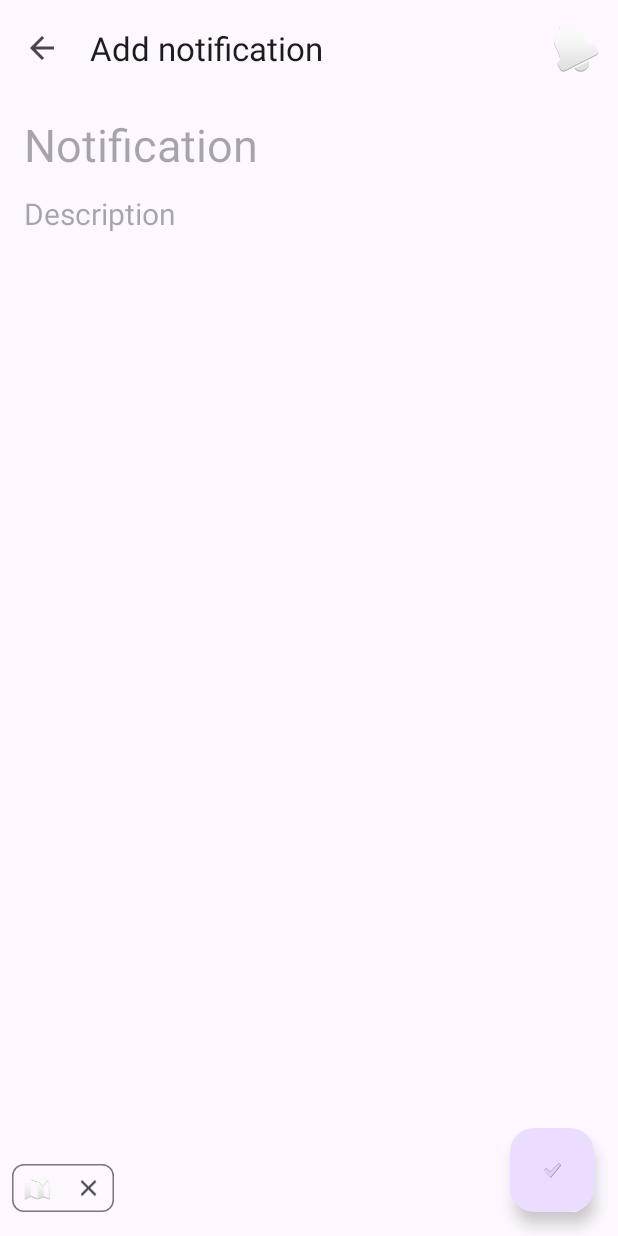
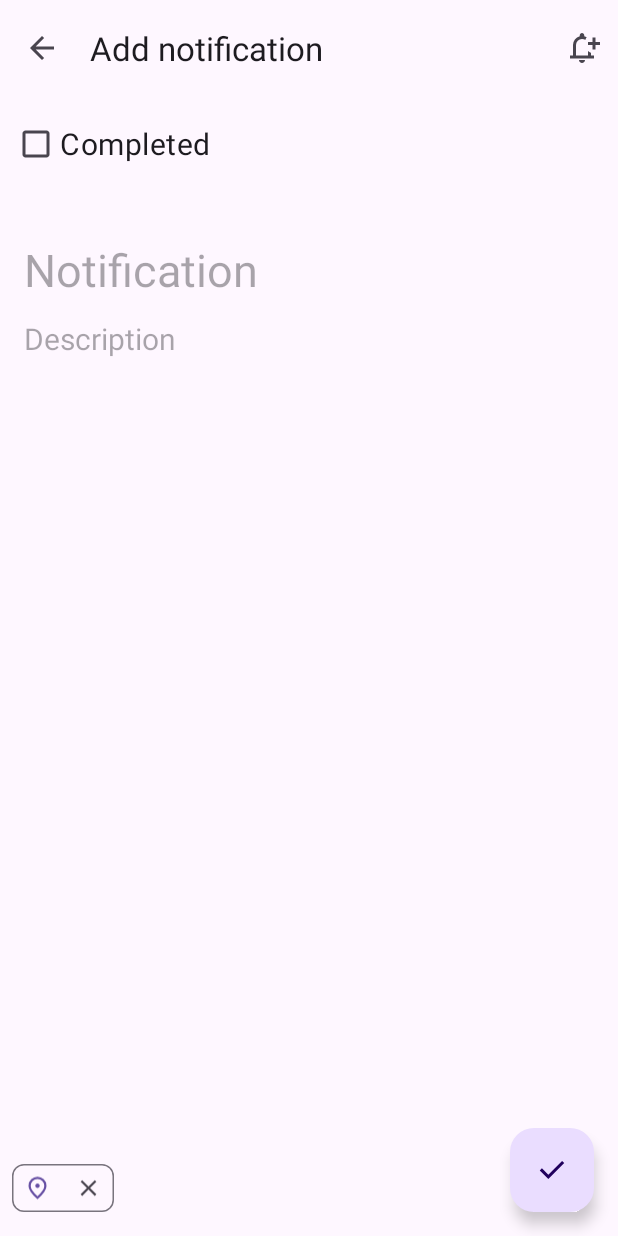
Before and after one commit to DenisKishkovich/Geofications, an Android app: the screen it shows after launch (MainActivity), after a tap on "Add notification", on a phone screen of 412 x 824 dp. Run offline under Robolectric (Android 15) with nearby library versions, the phone set to English and light mode, and no system bars; our stand-ins replace Room's generated code, data binding; 4 statements that could not run were skipped.

Commit message:
Added new icons

```diff
--- /dev/null
+++ b/app/src/main/res/drawable/ic_alarm.xml
@@ -0,0 +1,10 @@
+<vector xmlns:android="http://schemas.android.com/apk/res/android"
+    android:width="24dp"
+    android:height="24dp"
+    android:viewportWidth="960"
+    android:viewportHeight="960"
+    android:tint="?attr/colorControlNormal">
+  <path
+      android:fillColor="@android:color/white"
+      android:pathData="M480,880Q405,880 339.5,851.5Q274,823 225.5,774.5Q177,726 148.5,660.5Q120,595 120,520Q120,445 148.5,379.5Q177,314 225.5,265.5Q274,217 339.5,188.5Q405,160 480,160Q555,160 620.5,188.5Q686,217 734.5,265.5Q783,314 811.5,379.5Q840,445 840,520Q840,595 811.5,660.5Q783,726 734.5,774.5Q686,823 620.5,851.5Q555,880 480,880ZM480,520Q480,520 480,520Q480,520 480,520Q480,520 480,520Q480,520 480,520Q480,520 480,520Q480,520 480,520Q480,520 480,520Q480,520 480,520ZM592,688L648,632L520,504L520,320L440,320L440,536L592,688ZM224,94L280,150L110,320L54,264L224,94ZM736,94L906,264L850,320L680,150L736,94ZM480,800Q597,800 678.5,718.5Q760,637 760,520Q760,403 678.5,321.5Q597,240 480,240Q363,240 281.5,321.5Q200,403 200,520Q200,637 281.5,718.5Q363,800 480,800Z"/>
+</vector>
--- /dev/null
+++ b/app/src/main/res/drawable/ic_delete.xml
@@ -0,0 +1,11 @@
+<?xml version="1.0" encoding="utf-8"?>
+<vector xmlns:android="http://schemas.android.com/apk/res/android"
+    android:width="24dp"
+    android:height="24dp"
+    android:viewportWidth="960"
+    android:viewportHeight="960"
+    android:tint="?attr/colorControlNormal">
+  <path
+      android:fillColor="@android:color/white"
+      android:pathData="M280,840Q247,840 223.5,816.5Q200,793 200,760L200,240L160,240L160,160L360,160L360,120L600,120L600,160L800,160L800,240L760,240L760,760Q760,793 736.5,816.5Q713,840 680,840L280,840ZM680,240L280,240L280,760Q280,760 280,760Q280,760 280,760L680,760Q680,760 680,760Q680,760 680,760L680,240ZM360,680L440,680L440,320L360,320L360,680ZM520,680L600,680L600,320L520,320L520,680ZM280,240L280,240L280,760Q280,760 280,760Q280,760 280,760L280,760Q280,760 280,760Q280,760 280,760L280,240Z"/>
+</vector>
--- /dev/null
+++ b/app/src/main/res/drawable/ic_done.xml
@@ -0,0 +1,10 @@
+<vector xmlns:android="http://schemas.android.com/apk/res/android"
+    android:width="24dp"
+    android:height="24dp"
+    android:viewportWidth="960"
+    android:viewportHeight="960"
+    android:tint="?attr/colorControlNormal">
+  <path
+      android:fillColor="@android:color/white"
+      android:pathData="M382,720L154,492L211,435L382,606L749,239L806,296L382,720Z"/>
+</vector>
--- /dev/null
+++ b/app/src/main/res/drawable/ic_location_on.xml
@@ -0,0 +1,10 @@
+<vector xmlns:android="http://schemas.android.com/apk/res/android"
+    android:width="24dp"
+    android:height="24dp"
+    android:viewportWidth="960"
+    android:viewportHeight="960"
+    android:tint="?attr/colorControlNormal">
+  <path
+      android:fillColor="@android:color/white"
+      android:pathData="M480,480Q513,480 536.5,456.5Q560,433 560,400Q560,367 536.5,343.5Q513,320 480,320Q447,320 423.5,343.5Q400,367 400,400Q400,433 423.5,456.5Q447,480 480,480ZM480,774Q602,662 661,570.5Q720,479 720,408Q720,299 650.5,229.5Q581,160 480,160Q379,160 309.5,229.5Q240,299 240,408Q240,479 299,570.5Q358,662 480,774ZM480,880Q319,743 239.5,625.5Q160,508 160,408Q160,258 256.5,169Q353,80 480,80Q607,80 703.5,169Q800,258 800,408Q800,508 720.5,625.5Q641,743 480,880ZM480,400Q480,400 480,400Q480,400 480,400Q480,400 480,400Q480,400 480,400Q480,400 480,400Q480,400 480,400Q480,400 480,400Q480,400 480,400Z"/>
+</vector>
--- /dev/null
+++ b/app/src/main/res/drawable/ic_notification_add.xml
@@ -0,0 +1,10 @@
+<vector xmlns:android="http://schemas.android.com/apk/res/android"
+    android:width="24dp"
+    android:height="24dp"
+    android:viewportWidth="960"
+    android:viewportHeight="960"
+    android:tint="?attr/colorControlNormal">
+  <path
+      android:fillColor="@android:color/white"
+      android:pathData="M480,880Q447,880 423.5,856.5Q400,833 400,800L560,800Q560,833 536.5,856.5Q513,880 480,880ZM160,760L160,680L240,680L240,400Q240,317 290,252.5Q340,188 420,168L420,140Q420,115 437.5,97.5Q455,80 480,80Q505,80 522.5,97.5Q540,115 540,140L540,168Q558,173 575,179.5Q592,186 607,196Q594,212 584.5,229.5Q575,247 567,266Q548,254 526,247Q504,240 480,240Q414,240 367,287Q320,334 320,400L320,680L640,680L640,557Q657,572 677,584.5Q697,597 720,605L720,680L800,680L800,760L160,760ZM480,460L480,460Q480,460 480,460Q480,460 480,460Q480,460 480,460Q480,460 480,460Q480,460 480,460Q480,460 480,460Q480,460 480,460Q480,460 480,460L480,460L480,460ZM760,520L760,400L640,400L640,320L760,320L760,200L840,200L840,320L960,320L960,400L840,400L840,520L760,520Z"/>
+</vector>
--- a/app/src/main/res/layout/fragment_geofication_details.xml
+++ b/app/src/main/res/layout/fragment_geofication_details.xml
@@ -131,15 +131,15 @@
                 android:layout_height="wrap_content"
                 android:layout_gravity="start"
                 android:checkable="false"
+                android:ellipsize="end"
+                android:maxWidth="250dp"
+                android:maxLines="1"
+                android:text="@{viewModel.locationString}"
                 app:checkedIconVisible="true"
-                app:chipIcon="@android:drawable/ic_dialog_map"
+                app:chipIcon="@drawable/ic_location_on"
                 app:closeIconVisible="true"
-                android:text="@{viewModel.locationString}"
-                tools:text="Engelsa, 7, St. Petersburg, Russia"
-                android:maxWidth="250dp"
-                android:ellipsize="end"
-                android:maxLines="1"
-                app:set_visibility="@{viewModel.isLocationNotificationOn}"/>
+                app:set_visibility="@{viewModel.isLocationNotificationOn}"
+                tools:text="Engelsa, 7, St. Petersburg, Russia" />
 
             <com.google.android.material.chip.Chip
                 android:id="@+id/datetime_chip"
@@ -147,7 +147,7 @@
                 android:layout_height="wrap_content"
                 android:checkable="false"
                 app:checkedIconVisible="true"
-                app:chipIcon="@android:drawable/ic_lock_idle_alarm"
+                app:chipIcon="@drawable/ic_alarm"
                 app:closeIconVisible="true"
                 app:set_timestamp_text="@{viewModel.dateTimeInMillisForAlarm}"
                 app:set_visibility="@{viewModel.dateTimeInMillisForAlarm}"
@@ -158,12 +158,12 @@
             android:id="@+id/DetailsFab"
             android:layout_width="wrap_content"
             android:layout_height="wrap_content"
+            android:layout_gravity="bottom|end"
             android:layout_marginEnd="16dp"
             android:layout_marginBottom="16dp"
             android:contentDescription="@string/fab_description_add_geofication"
             android:onClick="@{() -> viewModel.saveGeofication()}"
-            android:src="?android:attr/textCheckMark"
-            android:layout_gravity="bottom|end" />
+            android:src="@drawable/ic_done" />
 
     </androidx.coordinatorlayout.widget.CoordinatorLayout>
     </FrameLayout>
--- a/app/src/main/res/layout/fragment_main.xml
+++ b/app/src/main/res/layout/fragment_main.xml
@@ -44,12 +44,12 @@
             android:id="@+id/fab_add"
             android:layout_width="wrap_content"
             android:layout_height="wrap_content"
+            android:layout_gravity="bottom|end"
             android:layout_marginEnd="16dp"
             android:layout_marginBottom="16dp"
             android:contentDescription="@string/fab_description_add_geofication"
             android:onClick="@{() -> mainViewModel.onFabClicked()}"
-            android:src="@android:drawable/ic_input_add"
-            android:layout_gravity="bottom|end"/>
+            android:src="@drawable/ic_add" />
 
     </androidx.coordinatorlayout.widget.CoordinatorLayout>
 </layout>
--- a/app/src/main/res/menu/details_fragment_menu.xml
+++ b/app/src/main/res/menu/details_fragment_menu.xml
@@ -4,12 +4,12 @@
 
     <item
         android:id="@+id/create_notification_menu_item"
-        android:icon="@android:drawable/ic_popup_reminder"
+        android:icon="@drawable/ic_notification_add"
         android:title="@string/create_notification"
         app:showAsAction="always" />
     <item
         android:id="@+id/delete_menu_item"
-        android:icon="@android:drawable/ic_menu_delete"
+        android:icon="@drawable/ic_delete"
         android:title="@string/delete"
         app:showAsAction="ifRoom" />
 </menu>
--- a/app/src/main/res/menu/main_fragment_menu.xml
+++ b/app/src/main/res/menu/main_fragment_menu.xml
@@ -4,6 +4,7 @@
 
     <item
         android:id="@+id/delete_completed_menu_item"
+        android:icon="@drawable/ic_delete"
         android:title="@string/delete_all_completed_notifications"
         app:showAsAction="never" />
 </menu>
```
Also changed, not shown: app/src/main/res/drawable/ic_add.xml (added, +10 -0 lines), app/src/main/res/drawable/ic_add_location.xml (added, +10 -0 lines), app/src/main/res/drawable/ic_calendar_clock.xml (added, +10 -0 lines), app/src/main/res/layout/list_item.xml (+6 -7 lines), app/src/main/res/layout/notify_bottom_sheet_content.xml (+4 -4 lines).
